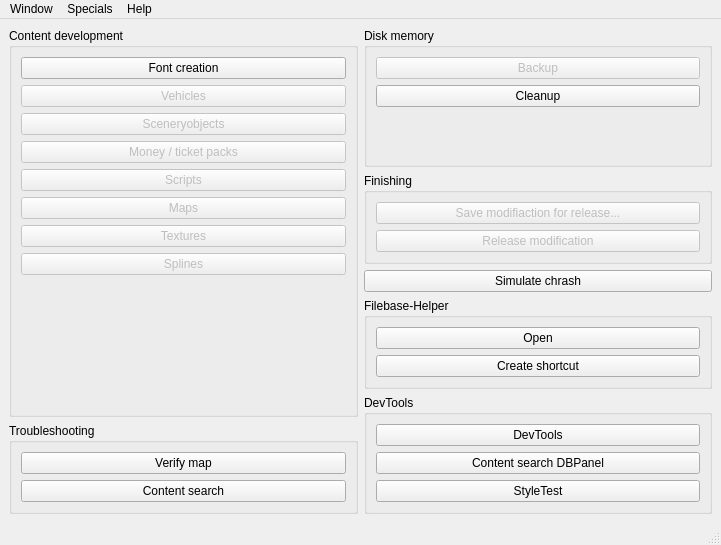
This is OTModules/OTGeneric/wstart.ui in pietr26/OMSI-Tools as Qt 5 draws it before an edit. The edited form follows.
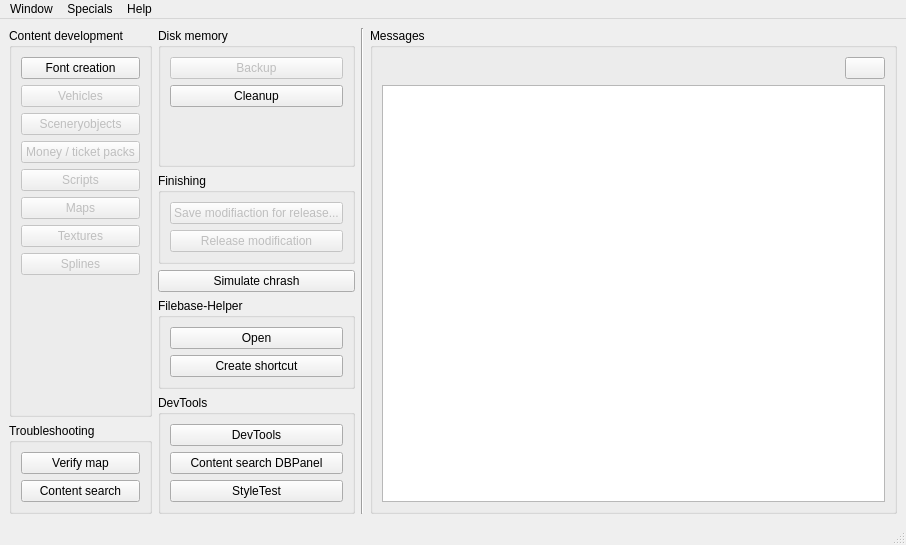
This is the edited form. Icons and pictures are not drawn.

Commit message: Alpha: Message system

```diff
--- a/OTModules/OTGeneric/wstart.ui
+++ b/OTModules/OTGeneric/wstart.ui
@@ -9,7 +9,7 @@
    <rect>
     <x>0</x>
     <y>0</y>
-    <width>721</width>
+    <width>906</width>
     <height>545</height>
    </rect>
   </property>
@@ -445,6 +445,59 @@
         </item>
        </layout>
       </item>
+      <item>
+       <widget class="Line" name="line">
+        <property name="orientation">
+         <enum>Qt::Vertical</enum>
+        </property>
+       </widget>
+      </item>
+      <item>
+       <widget class="QGroupBox" name="gbxMessages">
+        <property name="title">
+         <string>Messages</string>
+        </property>
+        <layout class="QVBoxLayout" name="verticalLayout_10">
+         <item>
+          <layout class="QHBoxLayout" name="horizontalLayout">
+           <item>
+            <spacer name="horizontalSpacer">
+             <property name="orientation">
+              <enum>Qt::Horizontal</enum>
+             </property>
+             <property name="sizeHint" stdset="0">
+              <size>
+               <width>40</width>
+               <height>20</height>
+              </size>
+             </property>
+            </spacer>
+           </item>
+           <item>
+            <widget class="QPushButton" name="btnReloadMessages">
+             <property name="sizePolicy">
+              <sizepolicy hsizetype="Maximum" vsizetype="Fixed">
+               <horstretch>0</horstretch>
+               <verstretch>0</verstretch>
+              </sizepolicy>
+             </property>
+             <property name="text">
+              <string/>
+             </property>
+             <property name="icon">
+              <iconset resource="../../ressources.qrc">
+               <normaloff>:/rec/data/icons/iconRedo.svg</normaloff>:/rec/data/icons/iconRedo.svg</iconset>
+             </property>
+            </widget>
+           </item>
+          </layout>
+         </item>
+         <item>
+          <widget class="QListWidget" name="lwgMessages"/>
+         </item>
+        </layout>
+       </widget>
+      </item>
      </layout>
     </item>
     <item>
@@ -457,7 +510,7 @@
     <rect>
      <x>0</x>
      <y>0</y>
-     <width>721</width>
+     <width>906</width>
      <height>21</height>
     </rect>
    </property>
```
The commit also changes 17 other files.
